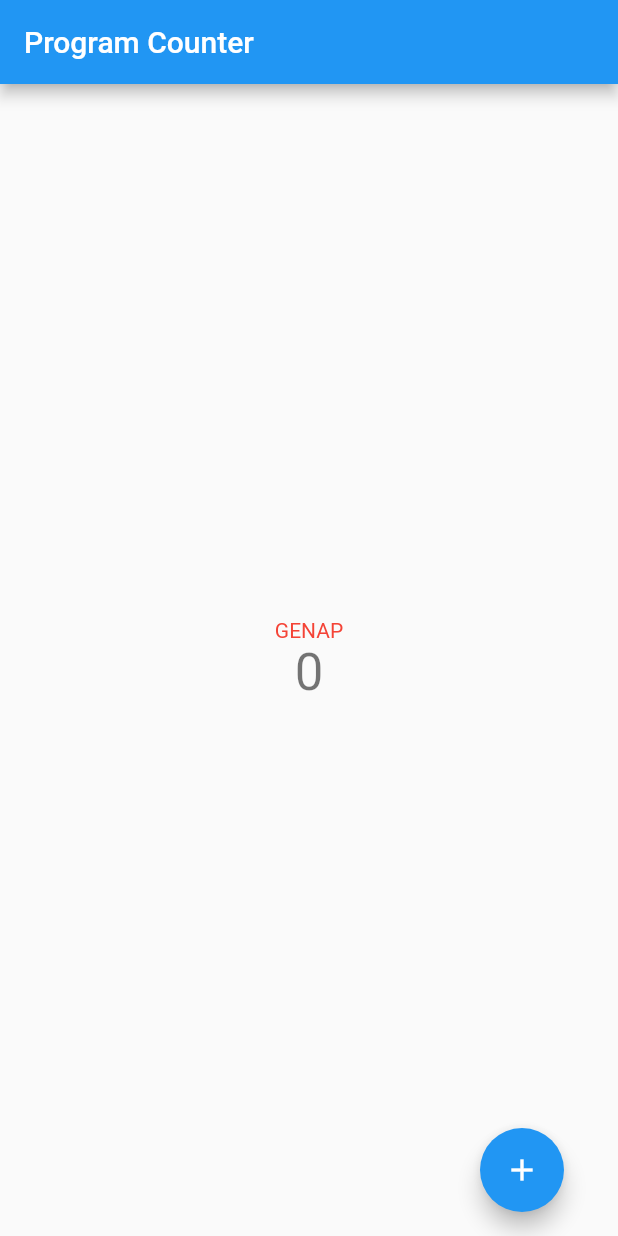
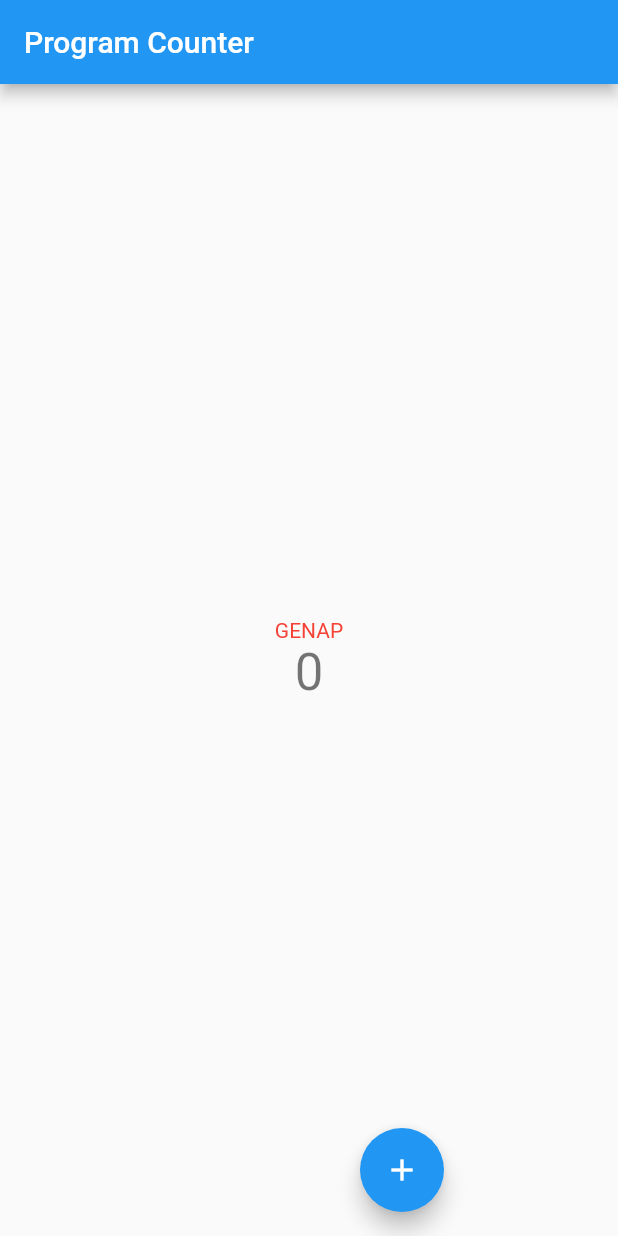
Before and after one commit to TehGaa/pbp-flutter-lab, a Flutter app: the screen it shows after launch, on a phone screen of 412 x 824 dp. Run offline on Flutter 3.47's test engine with Material 2 defaults, Android fonts, the phone set to English and light mode, and no system bars.

Commit message:
Update tugas 7

```diff
--- a/lib/main.dart
+++ b/lib/main.dart
@@ -114,28 +114,25 @@ class _MyHomePageState extends State<MyHomePage> {
         ),
       ),
       floatingActionButton: Row(
+        mainAxisAlignment: MainAxisAlignment.spaceEvenly,
         children: [
           Visibility(
             visible: _counter != 0,
             maintainState: true,
             maintainSize: true,
             maintainAnimation: true,
-            child: Container(
-                margin: const EdgeInsets.only(left: 25),
             child: FloatingActionButton(
               onPressed: _decrementCounter,
               tooltip: 'Decrement',
               child: const Icon(Icons.remove),
-                )),
+            ),
           ),
           Visibility(
-            child: Container(
-                margin: const EdgeInsets.only(left: 255),
             child: FloatingActionButton(
               onPressed: _incrementCounter,
               tooltip: 'Increment',
               child: const Icon(Icons.add),
-                )),
+            ),
           ),
         ],
       ), // This trailing comma makes auto-formatting nicer for build methods.
```
Lines whose indentation alone changed are shown as unchanged.
